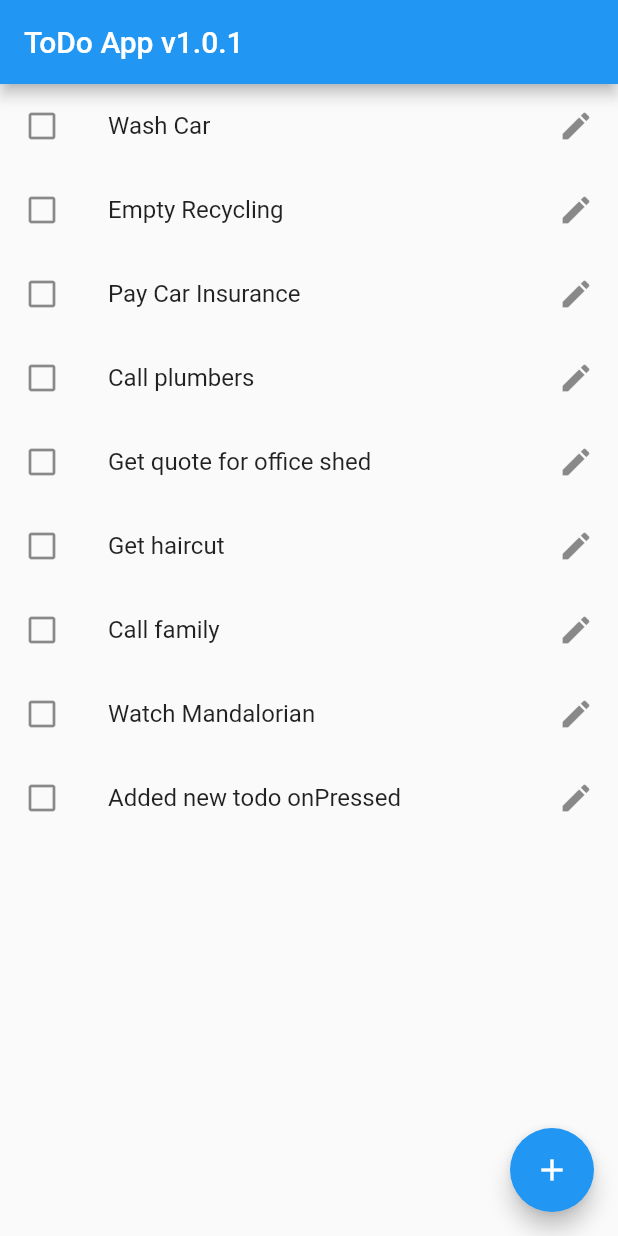
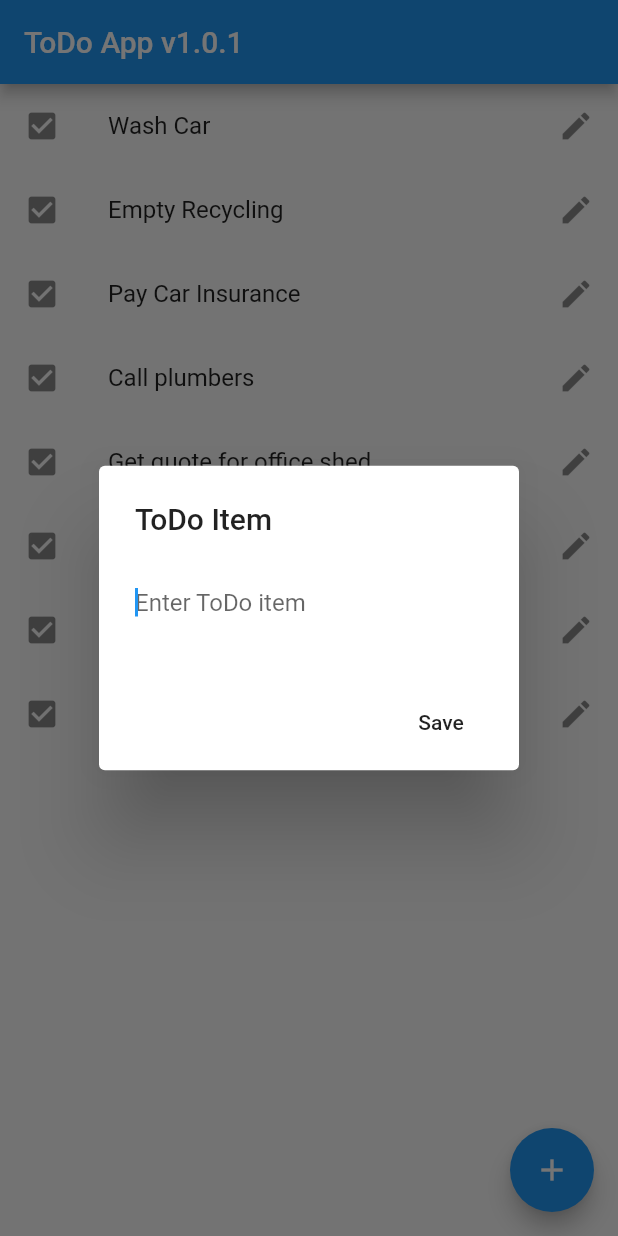
Before and after one commit to maxgdev/todo_app, a Flutter app: the screen it shows after launch, after a tap on the "add" icon, on a phone screen of 412 x 824 dp. Run offline on Flutter 3.47's test engine with Material 2 defaults, Android fonts, the phone set to English and light mode, and no system bars.

Commit message:
Added alertDialog box for input with autofocus on TextField

```diff
--- a/lib/main.dart
+++ b/lib/main.dart
@@ -1,3 +1,5 @@
+// ToDo App
+// import 'dart:html';
 import 'package:flutter/material.dart';
 
 void main() {
@@ -29,6 +31,7 @@ class MyHomePage extends StatefulWidget {
 }
 
 class _MyHomePageState extends State<MyHomePage> {
+  final _isTicked = true;
   final todos = [
     'Wash Car',
     'Empty Recycling',
@@ -66,12 +69,14 @@ class _MyHomePageState extends State<MyHomePage> {
             });
             // Then show a snackbar.
             Scaffold.of(context)
-                .showSnackBar(SnackBar(content: Text("$todo dismissed")));
+                .showSnackBar(SnackBar(content: Text("$todo deleted!")));
           },
           // Show a red background as the item is swiped away.
           background: Container(color: Colors.red),
           child: ListTile(
-            leading: Icon(Icons.check_box_outline_blank),
+            leading: (_isTicked
+                ? Icon(Icons.check_box)
+                : Icon(Icons.check_box_outline_blank)),
             title: Text('$todo'),
             trailing: Icon(Icons.edit),
           ),
@@ -87,10 +92,32 @@ class _MyHomePageState extends State<MyHomePage> {
         child: todoListView,
       ),
       floatingActionButton: FloatingActionButton(
-        onPressed: addItem,
+        onPressed: _showMaterialDialog,
         tooltip: 'Add ToDo',
         child: Icon(Icons.add),
       ), // This trailing comma makes auto-formatting nicer for build methods.
     );
   }
+
+  _showMaterialDialog() {
+    showDialog(
+        context: context,
+        builder: (_) => AlertDialog(
+              title: Text("ToDo Item"),
+              content: TextField(
+                autofocus: true,
+                decoration: InputDecoration(
+                    border: InputBorder.none, hintText: 'Enter ToDo item'),
+              ),
+              actions: <Widget>[
+                FlatButton(
+                  child: Text('Save'),
+                  onPressed: () {
+                    Navigator.of(context).pop();
+                    addItem();
+                  },
+                )
+              ],
+            ));
+  }
 }
```
